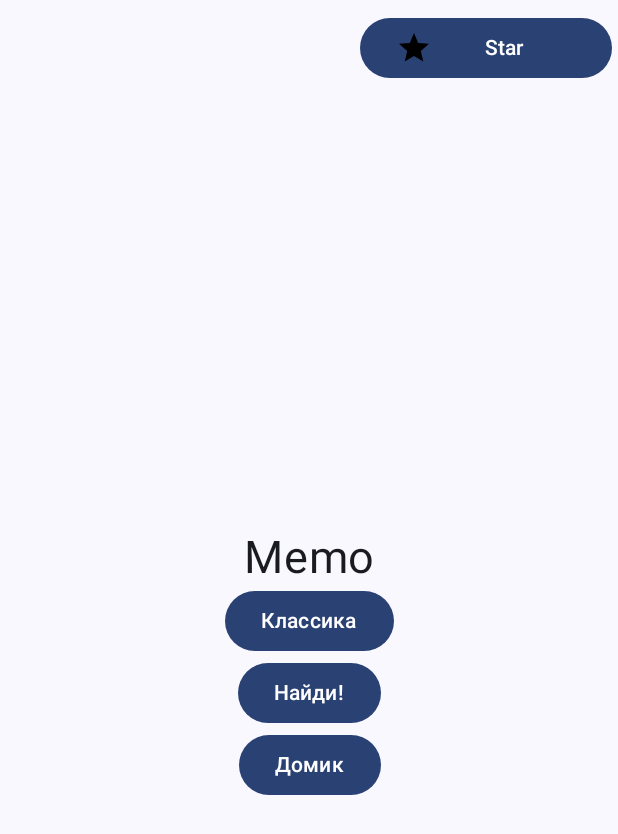
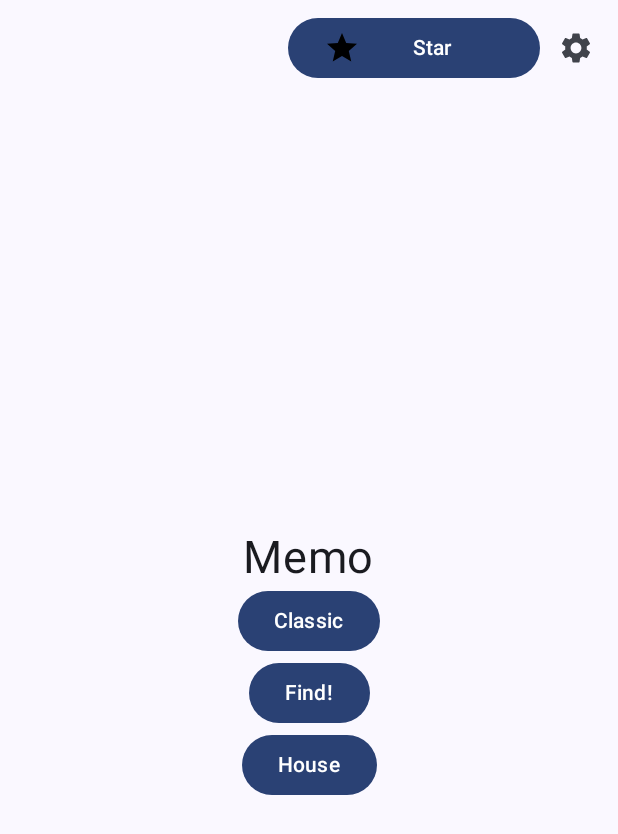
Before and after one commit to DarkAcsi/Memo, an Android app built with Jetpack Compose: the screen it shows after launch (MainActivity), on a phone screen of 412 x 824 dp. Shown: the top 834 px of the screen. Run offline under Robolectric (Android 15) with nearby library versions, the phone set to English and light mode, and no system bars.

Commit message:
Add navigation

```diff
--- a/app/build.gradle.kts
+++ b/app/build.gradle.kts
@@ -69,4 +69,7 @@ dependencies {
 
     implementation(libs.androidx.lifecycle.viewmodel.compose)
     implementation(libs.androidx.navigation.compose)
+    implementation(libs.io.coil.kt)
+    implementation(libs.code.gson)
+    implementation(libs.serialization.json)
 }
--- a/app/src/main/java/com/coursework/memo/MainActivity.kt
+++ b/app/src/main/java/com/coursework/memo/MainActivity.kt
@@ -4,13 +4,7 @@ import android.os.Bundle
 import androidx.activity.ComponentActivity
 import androidx.activity.compose.setContent
 import androidx.activity.enableEdgeToEdge
-import androidx.compose.runtime.Composable
-import androidx.navigation.compose.NavHost
-import androidx.navigation.compose.composable
-import androidx.navigation.compose.rememberNavController
-import com.coursework.memo.games.GameClassic
-import com.coursework.memo.home.ScreenHome
-import com.coursework.memo.home.ScreenSize
+import com.coursework.memo.navigation.NavController
 import com.coursework.memo.ui.theme.MemoTheme
 
 class MainActivity : ComponentActivity() {
@@ -19,26 +13,8 @@ class MainActivity : ComponentActivity() {
         enableEdgeToEdge()
         setContent {
             MemoTheme {
-                Main()
+                NavController().SetNavigation()
             }
         }
     }
 }
-
-@Composable
-fun Main() {
-    val navController = rememberNavController()
-    NavHost(navController = navController, startDestination = "home") {
-        composable(Routes.Home.route) { ScreenHome(navController).Home() }
-        composable(Routes.Size.route) { ScreenSize(navController).Size() }
-        composable(Routes.GameClassic.route + "/{rows}") { argument ->
-            val rows = argument.arguments?.getString("rows")
-            GameClassic(navController).Game(rows!!.toInt()) }
-    }
-}
-
-sealed class Routes(val route: String) {
-    data object Home : Routes("home")
-    data object Size : Routes("size")
-    data object GameClassic : Routes("classic")
-}
--- a/app/src/main/java/com/coursework/memo/home/ScreenHome.kt
+++ b/app/src/main/java/com/coursework/memo/home/ScreenHome.kt
@@ -9,34 +9,46 @@ import androidx.compose.foundation.layout.fillMaxWidth
 import androidx.compose.foundation.layout.padding
 import androidx.compose.foundation.layout.width
 import androidx.compose.material.icons.Icons
+import androidx.compose.material.icons.filled.Settings
 import androidx.compose.material.icons.filled.Star
 import androidx.compose.material3.Button
 import androidx.compose.material3.ExperimentalMaterial3Api
+import androidx.compose.material3.Icon
+import androidx.compose.material3.IconButton
 import androidx.compose.material3.Scaffold
 import androidx.compose.material3.Text
 import androidx.compose.material3.TopAppBar
 import androidx.compose.runtime.Composable
 import androidx.compose.ui.Alignment
 import androidx.compose.ui.Modifier
+import androidx.compose.ui.res.stringResource
 import androidx.compose.ui.text.style.TextAlign
 import androidx.compose.ui.tooling.preview.Preview
 import androidx.compose.ui.unit.dp
 import androidx.compose.ui.unit.sp
-import androidx.navigation.NavHostController
 import androidx.navigation.compose.rememberNavController
-import com.coursework.memo.Routes
+import com.coursework.memo.R
+import com.coursework.memo.navigation.NavRealization
+import com.coursework.memo.navigation.Navigator
+import com.coursework.memo.navigation.Routes
+import com.coursework.memo.support_classes.SizeSupport
 
 @Preview(showSystemUi = true)
 @Composable
 fun TestHome(){
-    val navController = rememberNavController()
-    ScreenHome(navController).Home()
+    val navigator = NavRealization(rememberNavController())
+    ScreenHome(navigator).Screen()
 }
 
-class ScreenHome(private val navController: NavHostController) {
+class ScreenHome(private val navigator: Navigator) {
 
     @Composable
-    fun Home() {
+    fun Screen() {
+        Home()
+    }
+
+    @Composable
+    private fun Home() {
         Scaffold(
             modifier = Modifier.fillMaxSize(),
             topBar = { TopBarHome() }
@@ -48,15 +60,15 @@ class ScreenHome(private val navController: NavHostController) {
                 contentAlignment = Alignment.Center
             ){
                 Column(horizontalAlignment = Alignment.CenterHorizontally){
-                    Text("Memo", fontSize = 30.sp)
-                    Button({ navController.navigate(Routes.Size.route) }){
-                        Text("Классика")
+                    Text(stringResource(R.string.app_name), fontSize = 30.sp)
+                    Button({ navigator.toSize(SizeSupport("", Routes.CLASSIC)) }){
+                        Text(stringResource(R.string.classic_game))
                     }
                     Button({}){
-                        Text("Найди!")
+                        Text(stringResource(R.string.find_game))
                     }
                     Button({}){
-                        Text("Домик")
+                        Text(stringResource(R.string.house_game))
                     }
                 }
             }
@@ -65,7 +77,7 @@ class ScreenHome(private val navController: NavHostController) {
 
     @OptIn(ExperimentalMaterial3Api::class)
     @Composable
-    fun TopBarHome() {
+    private fun TopBarHome() {
         TopAppBar(
             title = {},
             actions = {
@@ -75,6 +87,9 @@ class ScreenHome(private val navController: NavHostController) {
                         Text("Star", modifier = Modifier.fillMaxWidth(1f), textAlign = TextAlign.Center)
                     }
                 }
+                IconButton({}) {
+                    Icon(Icons.Filled.Settings, stringResource(R.string.settings))
+                }
             }
         )
     }
--- /dev/null
+++ b/app/src/main/java/com/coursework/memo/navigation/NavController.kt
@@ -0,0 +1,34 @@
+package com.coursework.memo.navigation
+
+import androidx.compose.runtime.Composable
+import androidx.navigation.compose.NavHost
+import androidx.navigation.compose.composable
+import androidx.navigation.compose.rememberNavController
+import com.coursework.memo.games.GameClassic
+import com.coursework.memo.home.ScreenHome
+import com.coursework.memo.home.ScreenSize
+import kotlinx.serialization.json.Json
+
+
+class NavController {
+
+    @Composable
+    fun SetNavigation() {
+        val navController = rememberNavController()
+        val navigator: Navigator = NavRealization(navController)
+        NavHost(navController = navController, startDestination = Routes.HOME) {
+
+            composable(Routes.HOME) { ScreenHome(navigator).Screen() }
+
+            composable(Routes.SIZE + "?data={data}") { argument ->
+                val data = argument.arguments?.getString("data")
+                ScreenSize(navigator).Screen(Json.decodeFromString(data!!))
+            }
+
+            composable(Routes.CLASSIC + "?data={data}") { argument ->
+                val data = argument.arguments?.getString("data")
+                GameClassic(navigator).Screen(Json.decodeFromString(data!!))
+            }
+        }
+    }
+}
--- /dev/null
+++ b/app/src/main/java/com/coursework/memo/navigation/Navigator.kt
@@ -0,0 +1,17 @@
+package com.coursework.memo.navigation
+
+import com.coursework.memo.support_classes.GameSupport
+import com.coursework.memo.support_classes.SizeSupport
+
+
+interface Navigator {
+
+    fun back()
+
+    fun toHome()
+
+    fun toSize(support: SizeSupport)
+
+    fun toGame(route: String, support: GameSupport)
+
+}
--- /dev/null
+++ b/app/src/main/res/values/app_strings.xml
@@ -0,0 +1,17 @@
+<?xml version="1.0" encoding="utf-8"?>
+<resources>
+    <string name="settings">Settings</string>
+    <string name="home">Home</string>
+    <string name="size">Size</string>
+
+    <string name="classic_game">Classic</string>
+    <string name="find_game">Find!</string>
+    <string name="house_game">House</string>
+
+    <string name="back">Back</string>
+    <string name="pause">Pause</string>
+    <string name="play">Play</string>
+    <string name="retry">Retry</string>
+
+    <string name="players">players</string>
+</resources>
--- a/app/src/main/res/values/strings.xml
+++ b/app/src/main/res/values/strings.xml
@@ -1,3 +1,4 @@
 <resources>
     <string name="app_name">Memo</string>
+    <string name="animals">Animals</string>
 </resources>
```
Also changed, not shown: app/src/main/java/com/coursework/memo/games/GameClassic.kt (+32 -21 lines), app/src/main/java/com/coursework/memo/home/ScreenSize.kt (+25 -34 lines), app/src/main/java/com/coursework/memo/navigation/NavRealization.kt (added, +27 -0 lines), app/src/main/java/com/coursework/memo/navigation/Routes.kt (added, +7 -0 lines), app/src/main/java/com/coursework/memo/support_classes/GameSupport.kt (added, +10 -0 lines), app/src/main/java/com/coursework/memo/support_classes/SizeSupport.kt (added, +9 -0 lines), app/src/main/res/values/image_packs.xml (added, +9 -0 lines), gradle/libs.versions.toml (+8 -1 lines), 1 other file.
